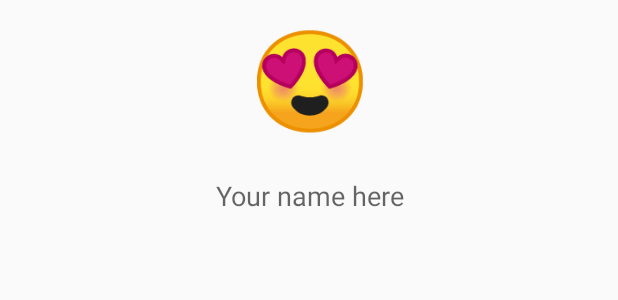
After one commit to Queatz/Closer, an Android app: the layout set_name_modal.xml on its own in the app's theme, with its tools: preview values and no code run, on a phone screen of 412 x 824 dp. The commit adds this screen. Shown: the top 300 px of the screen. Run offline under Robolectric (Android 15) with nearby library versions, the light colour scheme and no system bars.

Commit message:
Update your name

```diff
--- a/app/src/main/java/closer/vlllage/com/closer/handler/MyBubbleHandler.java
+++ b/app/src/main/java/closer/vlllage/com/closer/handler/MyBubbleHandler.java
@@ -57,4 +57,8 @@ public class MyBubbleHandler extends PoolMember {
     public void start() {
         $(DisposableHandler.class).add($(AccountHandler.class).changes().subscribe(this::updateFrom));
     }
+
+    public boolean isMyBubble(MapBubble mapBubble) {
+        return myBubble == mapBubble;
+    }
 }
--- /dev/null
+++ b/app/src/main/res/layout/set_name_modal.xml
@@ -0,0 +1,30 @@
+<?xml version="1.0" encoding="utf-8"?>
+<LinearLayout xmlns:android="http://schemas.android.com/apk/res/android"
+    android:orientation="vertical"
+    android:layout_width="match_parent"
+    android:layout_height="match_parent">
+
+    <TextView
+        android:layout_width="match_parent"
+        android:layout_height="wrap_content"
+        android:textAlignment="center"
+        android:textSize="64sp"
+        android:textColor="@android:color/black"
+        android:text="😍"
+        android:padding="8dp"/>
+
+    <EditText
+        android:id="@+id/name"
+        android:layout_width="match_parent"
+        android:layout_height="wrap_content"
+        android:hint="@string/set_name"
+        android:focusedByDefault="true"
+        android:selectAllOnFocus="true"
+        android:imeOptions="actionGo"
+        android:textAlignment="center"
+        android:padding="16dp"
+        android:background="@null"
+        android:inputType="textPersonName"
+        android:maxLines="1" />
+
+</LinearLayout>
--- a/app/src/main/res/values/strings.xml
+++ b/app/src/main/res/values/strings.xml
@@ -7,4 +7,6 @@
     <string name="closer_notifications">Closer notifications</string>
     <string name="what_s_up">What\'s up?</string>
     <string name="off">Off</string>
+    <string name="update_name">Update name</string>
+    <string name="set_name">Your name here</string>
 </resources>
```
Also changed, not shown: app/src/main/java/closer/vlllage/com/closer/MapsActivity.java (+8 -1 lines), app/src/main/java/closer/vlllage/com/closer/handler/SetNameHandler.java (added, +39 -0 lines), 1 other file.
